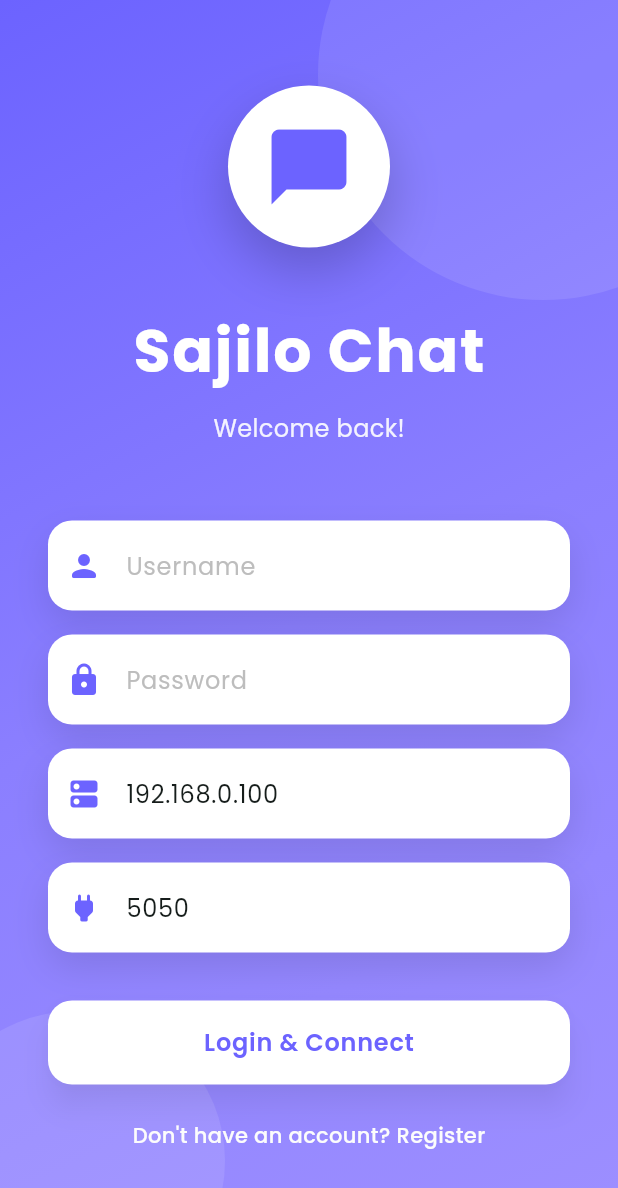
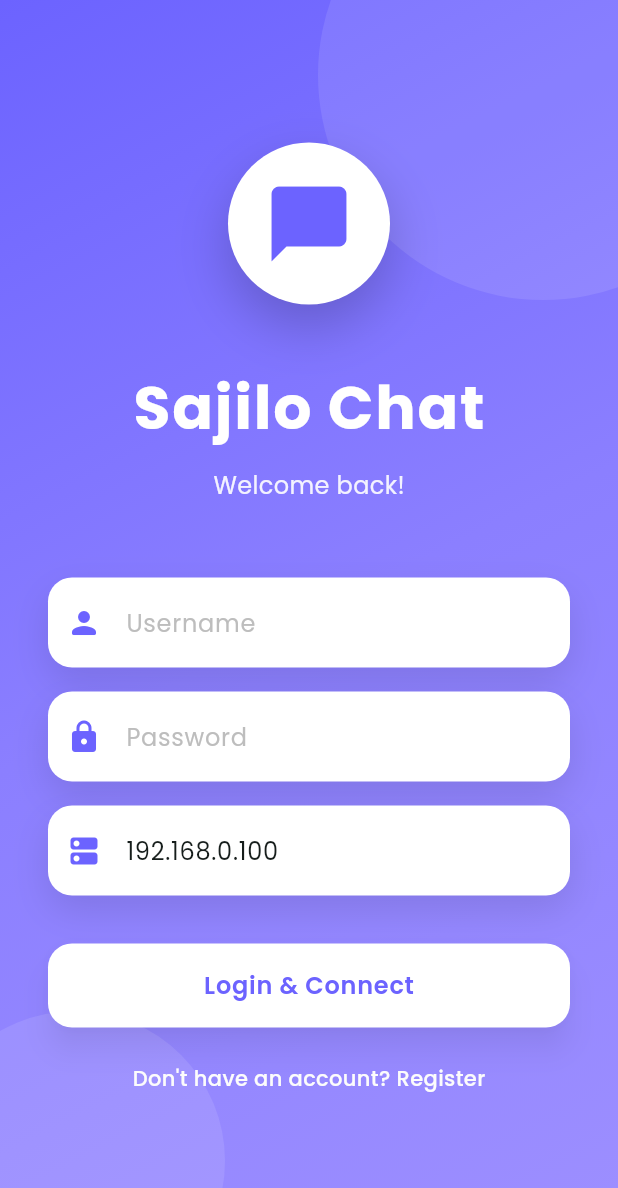
Before and after one commit to dev-pratik02/Sajilo-Chat, a Flutter app: the screen it shows after launch, on a phone screen of 412 x 824 dp. Shown: the top 1188 px of the screen. Run offline on Flutter 3.47's test engine with Material 3 defaults, Android fonts, the phone set to English and light mode, and no system bars; our stand-ins replace file_picker, google_fonts, open_file.

Commit message:
changes and backup

```diff
--- a/client/sajilo_chat/lib/login_page.dart
+++ b/client/sajilo_chat/lib/login_page.dart
@@ -340,14 +340,6 @@ class _LoginPageState extends State<LoginPage> with TickerProviderStateMixin {
                         validator: (v) =>
                             v?.isEmpty ?? true ? 'Enter server IP' : null,
                       ),
-                      const SizedBox(height: 16),
-                      _buildTextField(
-                        controller: _portController,
-                        hintText: 'Port',
-                        icon: Icons.power_rounded,
-                        keyboardType: TextInputType.number,
-                        validator: (v) => v?.isEmpty ?? true ? 'Enter port' : null,
-                      ),
                       const SizedBox(height: 32),
 
                       SizedBox(
```
